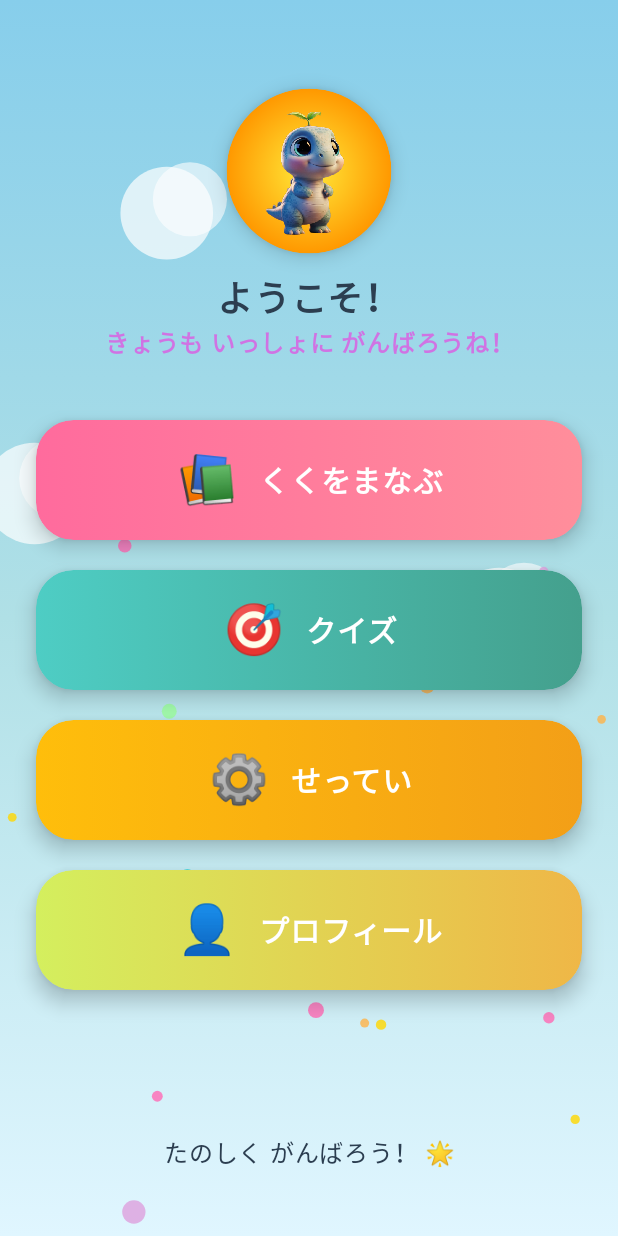
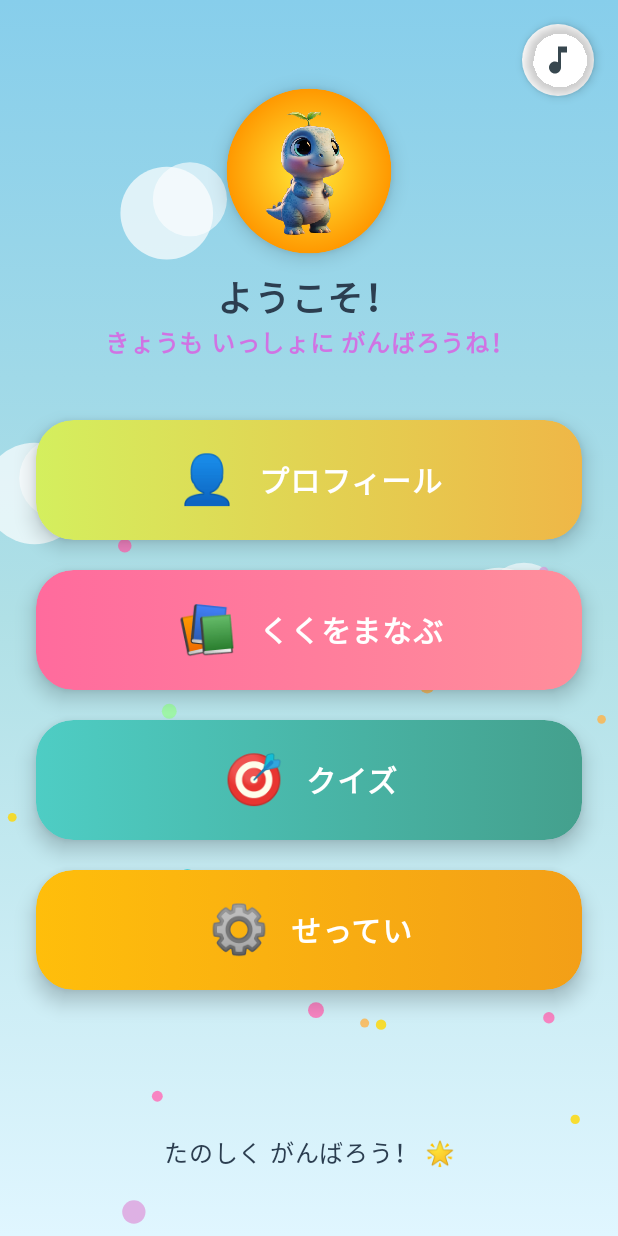
Before and after one commit to N-plus/ukyo_android_kuku, an Android app built with Jetpack Compose: the HomeScreen screen opened through its navigation route, on a phone screen of 412 x 824 dp. Run offline under Robolectric (Android 15) with nearby library versions, the phone set to English and light mode, and no system bars.

Commit message:
feat: add BGM toggle to home screen

```diff
--- a/app/src/main/java/com/ukyo/kukutrainer/ui/home/HomeScreen.kt
+++ b/app/src/main/java/com/ukyo/kukutrainer/ui/home/HomeScreen.kt
@@ -31,9 +31,15 @@ import androidx.compose.foundation.layout.height
 import androidx.compose.foundation.layout.offset
 import androidx.compose.foundation.layout.padding
 import androidx.compose.foundation.layout.size
+import androidx.compose.foundation.shape.CircleShape
 import androidx.compose.foundation.shape.RoundedCornerShape
+import androidx.compose.material.icons.Icons
+import androidx.compose.material.icons.filled.MusicNote
+import androidx.compose.material.icons.filled.MusicOff
 import androidx.compose.material3.Card
 import androidx.compose.material3.CardDefaults
+import androidx.compose.material3.Icon
+import androidx.compose.material3.IconButton
 import androidx.compose.material3.Text
 import androidx.compose.runtime.Composable
 import androidx.compose.runtime.LaunchedEffect
@@ -57,7 +63,9 @@ import androidx.compose.ui.unit.dp
 import androidx.compose.ui.unit.sp
 import androidx.navigation.NavHostController
 import com.ukyo.kukutrainer.R
+import com.ukyo.kukutrainer.audio.BgmPlayer
 import com.ukyo.kukutrainer.audio.clickableWithSound
+import com.ukyo.kukutrainer.audio.withClickSound
 import com.ukyo.kukutrainer.data.PreferencesManager
 import com.ukyo.kukutrainer.navigation.Screen
 import kotlinx.coroutines.delay
@@ -114,6 +122,7 @@ fun KidsHomeScreen(
     )
 
     var showContent by remember { mutableStateOf(false) }
+    var bgmEnabled by remember { mutableStateOf(PreferencesManager.isBgmOn(context)) }
 
     LaunchedEffect(Unit) {
         delay(300)
@@ -135,6 +144,30 @@ fun KidsHomeScreen(
     ) {
         FloatingClouds(cloudOffset)
         FloatingSparkles(backgroundOffset)
+
+        IconButton(
+            onClick = withClickSound {
+                bgmEnabled = !bgmEnabled
+                PreferencesManager.setBgmOn(context, bgmEnabled)
+                if (bgmEnabled) {
+                    BgmPlayer.start(context)
+                } else {
+                    BgmPlayer.stop()
+                }
+            },
+            modifier = Modifier
+                .align(Alignment.TopEnd)
+                .padding(16.dp)
+                .size(48.dp)
+                .background(color = Color.White, shape = CircleShape)
+                .shadow(4.dp, CircleShape)
+        ) {
+            Icon(
+                imageVector = if (bgmEnabled) Icons.Default.MusicNote else Icons.Default.MusicOff,
+                contentDescription = if (bgmEnabled) "BGM オフ" else "BGM オン",
+                tint = Color(0xFF37474F)
+            )
+        }
 
         Column(
             modifier = Modifier
@@ -162,6 +195,13 @@ fun KidsHomeScreen(
                     horizontalAlignment = Alignment.CenterHorizontally
                 ) {
                     KidsMenuButton(
+                        text = "プロフィール",
+                        emoji = "👤",
+                        colors = listOf(Color(0xFFD4EF5E), Color(0xFFEFB747)),
+                        onClick = onProfileClick
+                    )
+
+                    KidsMenuButton(
                         text = "くくをまなぶ",
                         emoji = "📚",
                         colors = listOf(Color(0xFFFF6B9D), Color(0xFFFF8E9B)),
@@ -180,13 +220,6 @@ fun KidsHomeScreen(
                         emoji = "⚙️",
                         colors = listOf(Color(0xFFFFBE0B), Color(0xFFF39F17)),
                         onClick = onSettingsClick
-                    )
-
-                    KidsMenuButton(
-                        text = "プロフィール",
-                        emoji = "👤",
-                        colors = listOf(Color(0xFFD4EF5E), Color(0xFFEFB747)),
-                        onClick = onProfileClick
                     )
                 }
             }
```
